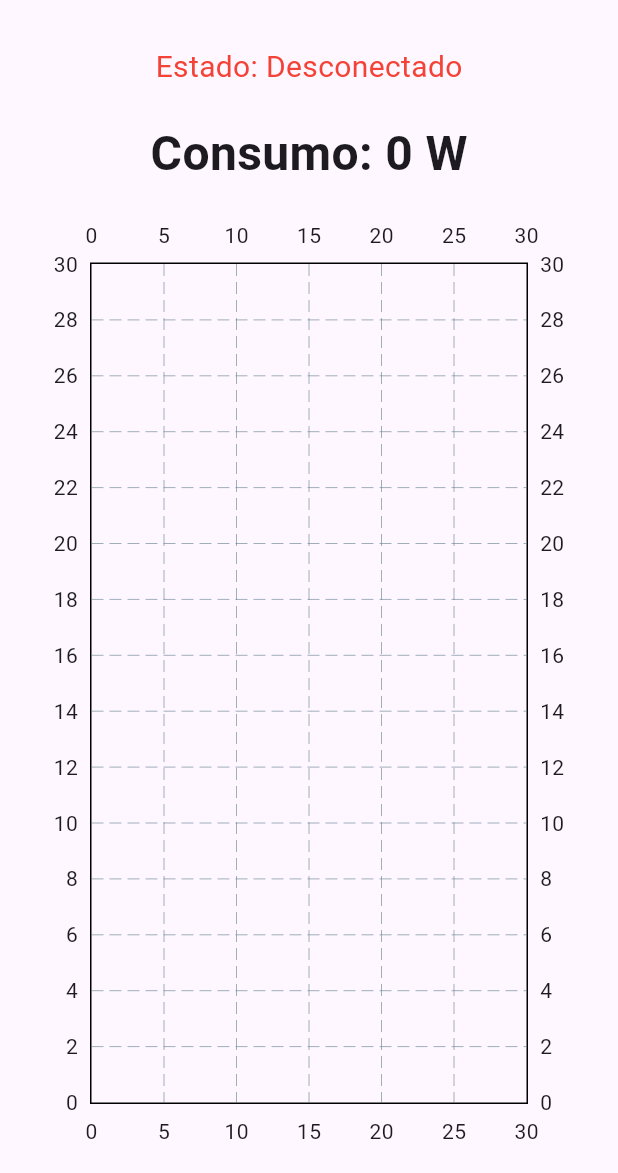
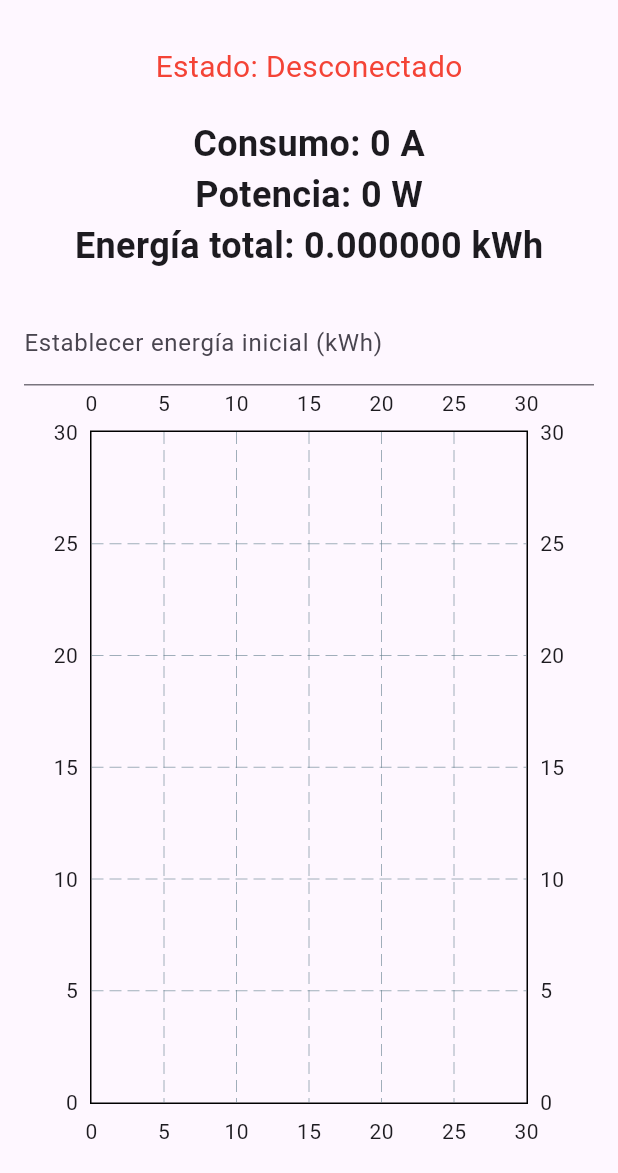
Before and after one commit to Antonioherazo1/power_house, a Flutter app: the screen it shows after launch, on a phone screen of 412 x 824 dp, the part 63-1236 px from its top. Run offline on Flutter 3.47's test engine with Material 3 defaults, Android fonts, the phone set to English and light mode, and no system bars; drawn by our look-alikes of fl_chart; missing offline and left inert: mqtt_client.

Commit message:
se añade calcul de potencia y totalizador con inicializador de conteo

```diff
--- a/lib/main.dart
+++ b/lib/main.dart
@@ -9,8 +9,6 @@ void main() {
 }
 
 class MyApp extends StatelessWidget {
-  const MyApp({super.key});
-
   @override
   Widget build(BuildContext context) {
     return MaterialApp(
@@ -22,8 +20,6 @@ class MyApp extends StatelessWidget {
 }
 
 class EnergyMonitor extends StatefulWidget {
-  const EnergyMonitor({super.key});
-
   @override
   _EnergyMonitorState createState() => _EnergyMonitorState();
 }
@@ -31,7 +27,12 @@ class EnergyMonitor extends StatefulWidget {
 class _EnergyMonitorState extends State<EnergyMonitor> {
   late MqttServerClient client;
   String status = 'Desconectado';
-  String consumo = '0 W';
+  String consumo = '0 A';
+  String potencia = '0 W';
+  double voltaje = 220.0; // Voltaje actualizado a 220V
+  double energiaTotal = 0.0;
+  double consumoActual = 0.0;
+  double energiaInicial = 0.0;
   List<FlSpot> dataPoints = [];
   double xValue = 0;
   Timer? reconnectTimer;
@@ -90,15 +91,29 @@ class _EnergyMonitorState extends State<EnergyMonitor> {
       final String payload =
           MqttPublishPayload.bytesToStringAsString(message.payload.message);
 
-      double consumoActual = double.tryParse(payload) ?? 0;
+      double nuevoConsumo = double.tryParse(payload) ?? 0;
+      double nuevaPotencia = nuevoConsumo * voltaje;
+
       setState(() {
-        consumo = '$consumoActual A';
-        dataPoints.add(FlSpot(xValue, consumoActual));
+        consumoActual = nuevoConsumo;
+        potencia = '${nuevaPotencia.toStringAsFixed(2)} W';
+        consumo = '$nuevoConsumo A';
+        // Calcular el incremento de energía en kWh para un intervalo de 1 segundo
+        energiaTotal += nuevaPotencia / 3600000;
+        dataPoints.add(FlSpot(xValue, nuevoConsumo));
         xValue += 1;
         if (dataPoints.length > 30) {
           dataPoints.removeAt(0);
         }
       });
+    });
+  }
+
+  void setEnergiaInicial(double valor) {
+    setState(() {
+      energiaInicial = valor;
+      energiaTotal =
+          energiaInicial; // Reinicia el total con el valor inicial ingresado
     });
   }
 
@@ -116,8 +131,20 @@ class _EnergyMonitorState extends State<EnergyMonitor> {
                     color: status == 'Conectado' ? Colors.green : Colors.red)),
             SizedBox(height: 20),
             Text('Consumo: $consumo',
-                style: TextStyle(fontSize: 32, fontWeight: FontWeight.bold)),
+                style: TextStyle(fontSize: 24, fontWeight: FontWeight.bold)),
+            Text('Potencia: $potencia',
+                style: TextStyle(fontSize: 24, fontWeight: FontWeight.bold)),
+            Text('Energía total: ${energiaTotal.toStringAsFixed(6)} kWh',
+                style: TextStyle(fontSize: 24, fontWeight: FontWeight.bold)),
             SizedBox(height: 20),
+            TextField(
+              decoration: InputDecoration(
+                  labelText: 'Establecer energía inicial (kWh)'),
+              keyboardType: TextInputType.number,
+              onSubmitted: (value) {
+                setEnergiaInicial(double.tryParse(value) ?? 0);
+              },
+            ),
             Expanded(
               child: LineChart(
                 LineChartData(
```
